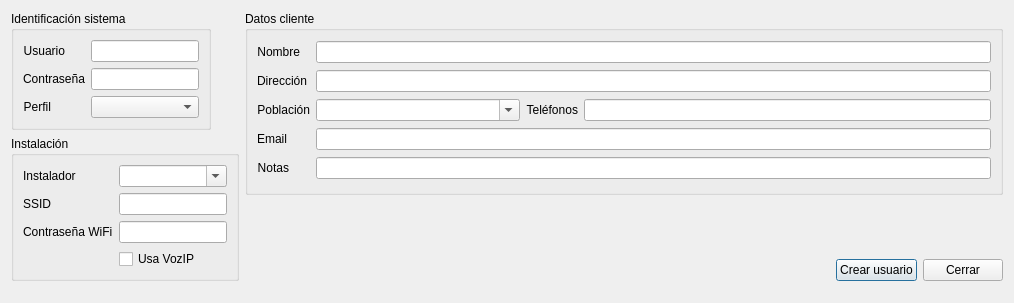
Qt form DlgNuevoUsuario.ui (silderan/QMikPPPManager) before a commit.
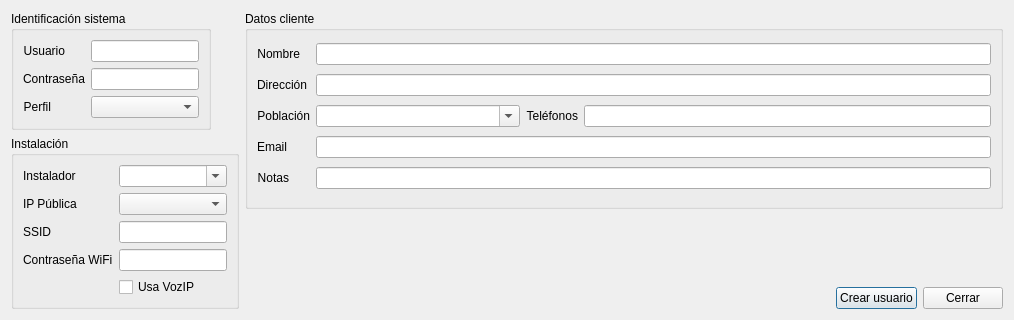
The same form after that commit.

What changed in the file:
```diff
--- a/DlgNuevoUsuario.ui
+++ b/DlgNuevoUsuario.ui
@@ -7,7 +7,7 @@
     <x>0</x>
     <y>0</y>
     <width>1014</width>
-    <height>303</height>
+    <height>289</height>
    </rect>
   </property>
   <property name="windowTitle">
@@ -272,20 +272,13 @@
       <string>Instalación</string>
      </property>
      <layout class="QGridLayout" name="gridLayout_3">
-      <item row="1" column="0">
+      <item row="2" column="0">
        <widget class="QLabel" name="label_11">
         <property name="text">
          <string>SSID</string>
         </property>
        </widget>
       </item>
-      <item row="0" column="0">
-       <widget class="QLabel" name="label_10">
-        <property name="text">
-         <string>Instalador</string>
-        </property>
-       </widget>
-      </item>
       <item row="0" column="1">
        <widget class="QComboBox" name="cbInstalador">
         <property name="editable">
@@ -293,7 +286,7 @@
         </property>
        </widget>
       </item>
-      <item row="3" column="1">
+      <item row="4" column="1">
        <widget class="QCheckBox" name="chVozIP">
         <property name="sizePolicy">
          <sizepolicy hsizetype="Fixed" vsizetype="Fixed">
@@ -306,19 +299,36 @@
         </property>
        </widget>
       </item>
-      <item row="2" column="0">
+      <item row="0" column="0">
+       <widget class="QLabel" name="label_10">
+        <property name="text">
+         <string>Instalador</string>
+        </property>
+       </widget>
+      </item>
+      <item row="3" column="0">
        <widget class="QLabel" name="label_12">
         <property name="text">
          <string>Contraseña WiFi</string>
         </property>
        </widget>
       </item>
-      <item row="2" column="1">
+      <item row="3" column="1">
        <widget class="QLineEdit" name="leWPass"/>
       </item>
-      <item row="1" column="1">
+      <item row="2" column="1">
        <widget class="QLineEdit" name="leSSID"/>
       </item>
+      <item row="1" column="0">
+       <widget class="QLabel" name="label_13">
+        <property name="text">
+         <string>IP Pública</string>
+        </property>
+       </widget>
+      </item>
+      <item row="1" column="1">
+       <widget class="QComboBox" name="cbIPPublica"/>
+      </item>
      </layout>
     </widget>
    </item>
```
Left out of the diff: 1 changed line with no effect on the pictures.
